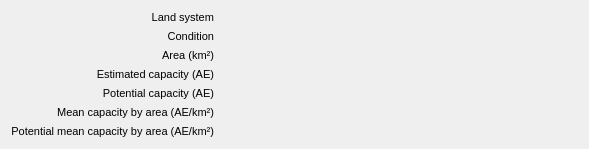
Before: the Qt Designer form mlapp/src/widgets/paddock_land_system_details/paddock_land_system_details_base.ui in Trailmarker/paddock-power, drawn with Qt 5.
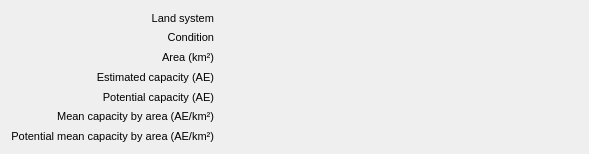
After: the same form once the commit is applied. Custom widgets are drawn as their Qt base class.

```diff
--- a/mlapp/src/widgets/paddock_land_system_details/paddock_land_system_details_base.ui
+++ b/mlapp/src/widgets/paddock_land_system_details/paddock_land_system_details_base.ui
@@ -7,7 +7,7 @@
     <x>0</x>
     <y>0</y>
     <width>589</width>
-    <height>134</height>
+    <height>154</height>
    </rect>
   </property>
   <property name="windowTitle">
```
